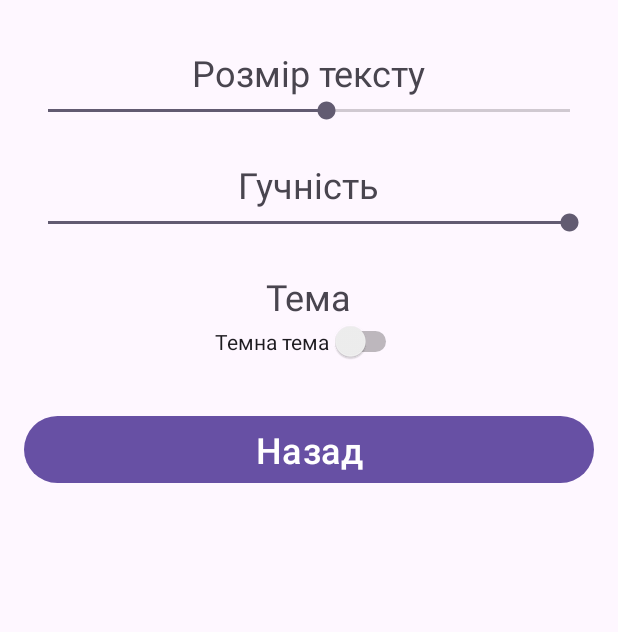
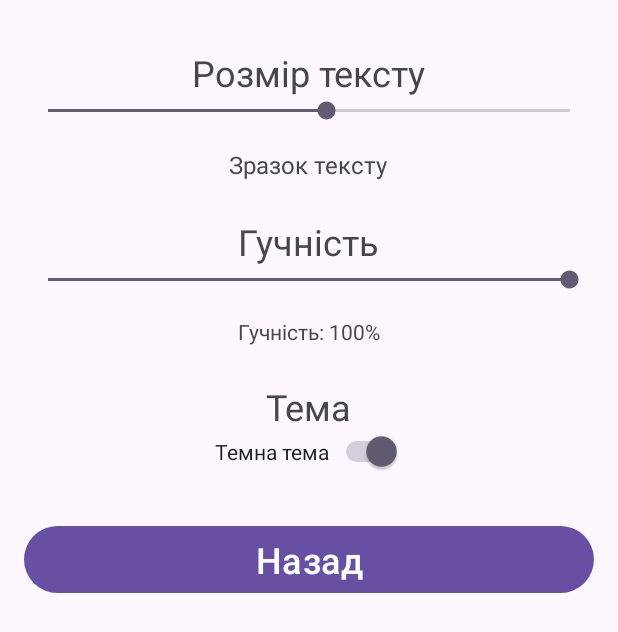
Before and after one commit to AnastasiiaMul/diploma, an Android app: the AppSettingsActivity screen opened directly, with no data from a screen before it, on a phone screen of 412 x 824 dp. Shown: the top 632 px of the screen. Run offline under Robolectric (Android 15) with nearby library versions, the phone set to English and light mode, and no system bars.

Commit message:
updated main ui and interface settings

```diff
--- a/app/src/main/AndroidManifest.xml
+++ b/app/src/main/AndroidManifest.xml
@@ -7,6 +7,7 @@
     <uses-permission android:name="android.permission.POST_NOTIFICATIONS" />
     <uses-permission android:name="android.permission.ACCESS_FINE_LOCATION"/>
     <uses-permission android:name="android.permission.ACCESS_COARSE_LOCATION"/>
+    <uses-permission android:name="android.permission.INTERNET" />
 
 
     <application
--- a/app/src/main/java/com/example/diplomaappmodeltflite/AppSettingsActivity.java
+++ b/app/src/main/java/com/example/diplomaappmodeltflite/AppSettingsActivity.java
@@ -5,6 +5,8 @@ import android.widget.Button;
 import android.widget.CompoundButton;
 import android.widget.SeekBar;
 import android.widget.Switch;
+import android.widget.TextView;
+
 import androidx.appcompat.app.AppCompatActivity;
 import androidx.appcompat.app.AppCompatDelegate;
 
@@ -16,6 +18,8 @@ public class AppSettingsActivity extends AppCompatActivity {
     private static final String DARK_MODE_KEY = "dark_mode";
 
     private SeekBar fontSizeSeekBar, volumeSeekBar;
+    private TextView fontPreviewText, volumePreviewText;
+
     private Switch themeSwitch;
     private Button backButton;
 
@@ -29,11 +33,15 @@ public class AppSettingsActivity extends AppCompatActivity {
         themeSwitch = findViewById(R.id.themeSwitch);
         backButton = findViewById(R.id.backButton);
 
+        fontPreviewText = findViewById(R.id.fontPreviewText);
+        volumePreviewText = findViewById(R.id.volumePreviewText);
+
+
         SharedPreferences prefs = getSharedPreferences(PREFS_NAME, MODE_PRIVATE);
 
         fontSizeSeekBar.setProgress(prefs.getInt(FONT_SIZE_KEY, 16));
         volumeSeekBar.setProgress(prefs.getInt(VOLUME_LEVEL_KEY, 100));
-        themeSwitch.setChecked(prefs.getBoolean(DARK_MODE_KEY, false));
+        themeSwitch.setChecked(prefs.getBoolean(DARK_MODE_KEY, true));
 
         themeSwitch.setOnCheckedChangeListener((buttonView, isChecked) -> {
             SharedPreferences.Editor editor = prefs.edit();
@@ -45,17 +53,23 @@ public class AppSettingsActivity extends AppCompatActivity {
         });
 
         fontSizeSeekBar.setOnSeekBarChangeListener(new SeekBar.OnSeekBarChangeListener() {
-            @Override public void onProgressChanged(SeekBar seekBar, int progress, boolean fromUser) {
+            @Override
+            public void onProgressChanged(SeekBar seekBar, int progress, boolean fromUser) {
                 prefs.edit().putInt(FONT_SIZE_KEY, progress).apply();
+                fontPreviewText.setTextSize(progress);  // live update
             }
+
             @Override public void onStartTrackingTouch(SeekBar seekBar) {}
             @Override public void onStopTrackingTouch(SeekBar seekBar) {}
         });
 
         volumeSeekBar.setOnSeekBarChangeListener(new SeekBar.OnSeekBarChangeListener() {
-            @Override public void onProgressChanged(SeekBar seekBar, int progress, boolean fromUser) {
+            @Override
+            public void onProgressChanged(SeekBar seekBar, int progress, boolean fromUser) {
                 prefs.edit().putInt(VOLUME_LEVEL_KEY, progress).apply();
+                volumePreviewText.setText("Гучність: " + progress + "%");  // live update
             }
+
             @Override public void onStartTrackingTouch(SeekBar seekBar) {}
             @Override public void onStopTrackingTouch(SeekBar seekBar) {}
         });
--- a/app/src/main/res/layout/activity_app_settings.xml
+++ b/app/src/main/res/layout/activity_app_settings.xml
@@ -25,6 +25,14 @@
             android:layout_height="wrap_content"
             android:max="30" />
 
+        <TextView
+            android:id="@+id/fontPreviewText"
+            android:layout_width="wrap_content"
+            android:layout_height="wrap_content"
+            android:text="Зразок тексту"
+            android:textSize="16sp"
+            android:layout_marginTop="16dp" />
+
         <!-- Volume Setting -->
         <TextView
             android:id="@+id/volumeLabel"
@@ -39,6 +47,13 @@
             android:layout_width="match_parent"
             android:layout_height="wrap_content"
             android:max="100" />
+
+        <TextView
+            android:id="@+id/volumePreviewText"
+            android:layout_width="wrap_content"
+            android:layout_height="wrap_content"
+            android:text="Гучність: 100%"
+            android:layout_marginTop="16dp" />
 
         <!-- Theme Setting -->
         <TextView
--- a/app/src/main/res/layout/activity_map_only.xml
+++ b/app/src/main/res/layout/activity_map_only.xml
@@ -6,7 +6,7 @@
     <!-- Google Map -->
     <fragment
         android:id="@+id/fullMap"
-        android:name="com.google.android.gms.maps.SupportMapFragment"
+        android:name="com.google.android.libraries.navigation.SupportNavigationFragment"
         android:layout_width="match_parent"
         android:layout_height="match_parent" />
 
--- a/gradle/libs.versions.toml
+++ b/gradle/libs.versions.toml
@@ -7,6 +7,8 @@ appcompat = "1.7.0"
 material = "1.12.0"
 activity = "1.10.0"
 constraintlayout = "2.2.0"
+navigation = "6.2.0"
+playServicesLocation = "21.3.0"
 tensorflowLiteSupport = "0.5.0"
 tensorflowLiteMetadata = "0.5.0"
 tensorflowLiteGpu = "2.17.0"
@@ -23,6 +25,8 @@ appcompat = { group = "androidx.appcompat", name = "appcompat", version.ref = "a
 material = { group = "com.google.android.material", name = "material", version.ref = "material" }
 activity = { group = "androidx.activity", name = "activity", version.ref = "activity" }
 constraintlayout = { group = "androidx.constraintlayout", name = "constraintlayout", version.ref = "constraintlayout" }
+navigation = { module = "com.google.android.libraries.navigation:navigation", version.ref = "navigation" }
+play-services-location = { module = "com.google.android.gms:play-services-location", version.ref = "playServicesLocation" }
 tensorflow-lite-support = { group = "org.tensorflow", name = "tensorflow-lite-support", version.ref = "tensorflowLiteSupport" }
 tensorflow-lite-metadata = { group = "org.tensorflow", name = "tensorflow-lite-metadata", version.ref = "tensorflowLiteMetadata" }
 tensorflow-lite-gpu = { group = "org.tensorflow", name = "tensorflow-lite-gpu", version.ref = "tensorflowLiteGpu" }
```
Also changed, not shown: app/build.gradle.kts (+5 -4 lines), app/src/main/java/com/example/diplomaappmodeltflite/TravelActivity.java (+20 -1 lines), app/src/main/res/layout/activity_main.xml (+14 -14 lines), app/src/main/res/layout/activity_travel.xml (line endings or trailing spaces).
